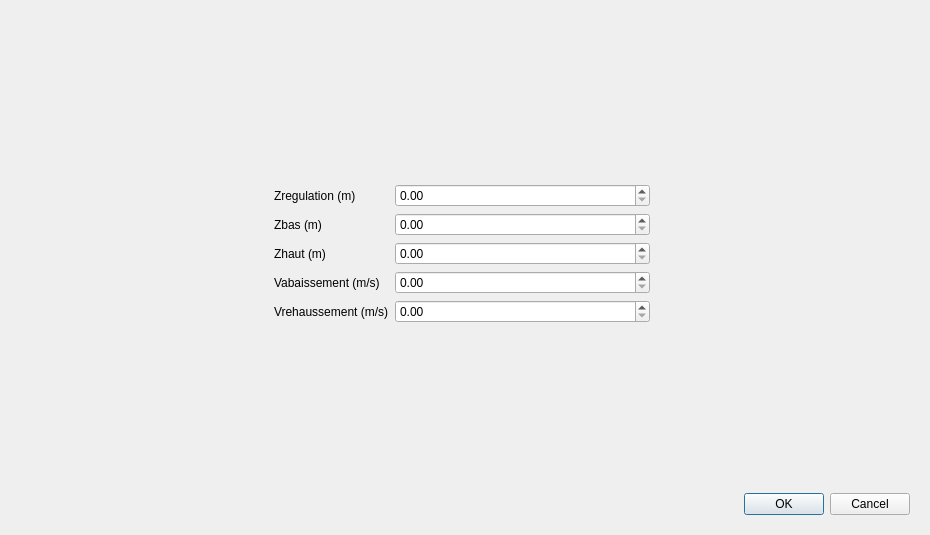
Qt form ui/structures/ui_mobil_sing.ui (Artelia/Mascaret) before a commit.
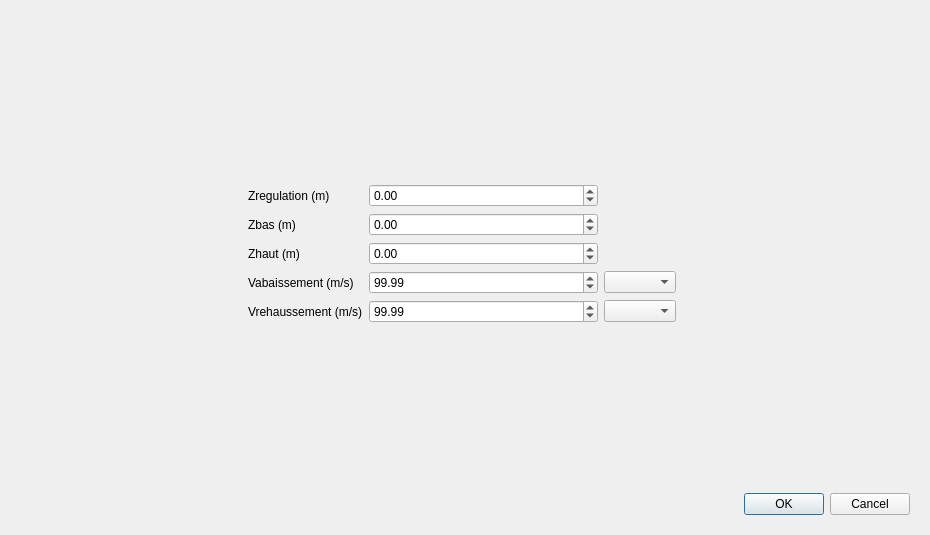
The same form after that commit.

Patch:
```diff
--- a/ui/structures/ui_mobil_sing.ui
+++ b/ui/structures/ui_mobil_sing.ui
@@ -285,7 +285,7 @@
            </property>
           </spacer>
          </item>
-         <item row="7" column="3">
+         <item row="7" column="4">
           <widget class="QDialogButtonBox" name="b_OK_page3">
            <property name="standardButtons">
             <set>QDialogButtonBox::Cancel|QDialogButtonBox::Ok</set>
@@ -300,10 +300,33 @@
           </widget>
          </item>
          <item row="4" column="2">
-          <widget class="QDoubleSpinBox" name="sb_vd"/>
+          <widget class="QDoubleSpinBox" name="sb_vd">
+           <property name="decimals">
+            <number>2</number>
+           </property>
+           <property name="maximum">
+            <double>1000000.000000000000000</double>
+           </property>
+           <property name="singleStep">
+            <double>0.010000000000000</double>
+           </property>
+           <property name="value">
+            <double>99.989999999999995</double>
+           </property>
+          </widget>
          </item>
          <item row="5" column="2">
-          <widget class="QDoubleSpinBox" name="sb_va"/>
+          <widget class="QDoubleSpinBox" name="sb_va">
+           <property name="maximum">
+            <double>1000000.000000000000000</double>
+           </property>
+           <property name="singleStep">
+            <double>0.010000000000000</double>
+           </property>
+           <property name="value">
+            <double>99.989999999999995</double>
+           </property>
+          </widget>
          </item>
          <item row="2" column="1">
           <widget class="QLabel" name="label_5">
@@ -313,13 +336,52 @@
           </widget>
          </item>
          <item row="2" column="2">
-          <widget class="QDoubleSpinBox" name="sb_zbas"/>
+          <widget class="QDoubleSpinBox" name="sb_zbas">
+           <property name="decimals">
+            <number>2</number>
+           </property>
+           <property name="minimum">
+            <double>-1000000000.000000000000000</double>
+           </property>
+           <property name="maximum">
+            <double>10000000.000000000000000</double>
+           </property>
+           <property name="singleStep">
+            <double>0.010000000000000</double>
+           </property>
+          </widget>
          </item>
          <item row="1" column="2">
-          <widget class="QDoubleSpinBox" name="sb_zreg"/>
+          <widget class="QDoubleSpinBox" name="sb_zreg">
+           <property name="decimals">
+            <number>2</number>
+           </property>
+           <property name="minimum">
+            <double>-1000000000.000000000000000</double>
+           </property>
+           <property name="maximum">
+            <double>1000000000.000000000000000</double>
+           </property>
+           <property name="singleStep">
+            <double>0.010000000000000</double>
+           </property>
+          </widget>
          </item>
          <item row="3" column="2">
-          <widget class="QDoubleSpinBox" name="sb_zhaut"/>
+          <widget class="QDoubleSpinBox" name="sb_zhaut">
+           <property name="decimals">
+            <number>2</number>
+           </property>
+           <property name="minimum">
+            <double>-1000000000.000000000000000</double>
+           </property>
+           <property name="maximum">
+            <double>10000000.000000000000000</double>
+           </property>
+           <property name="singleStep">
+            <double>0.010000000000000</double>
+           </property>
+          </widget>
          </item>
          <item row="6" column="2">
           <spacer name="verticalSpacer_4">
@@ -348,7 +410,7 @@
            </property>
           </widget>
          </item>
-         <item row="3" column="3">
+         <item row="3" column="4">
           <spacer name="horizontalSpacer_2">
            <property name="orientation">
             <enum>Qt::Horizontal</enum>
@@ -390,6 +452,12 @@
            </property>
           </spacer>
          </item>
+         <item row="4" column="3">
+          <widget class="QComboBox" name="cb_uvb"/>
+         </item>
+         <item row="5" column="3">
+          <widget class="QComboBox" name="cb_uvh"/>
+         </item>
         </layout>
        </item>
       </layout>
```
